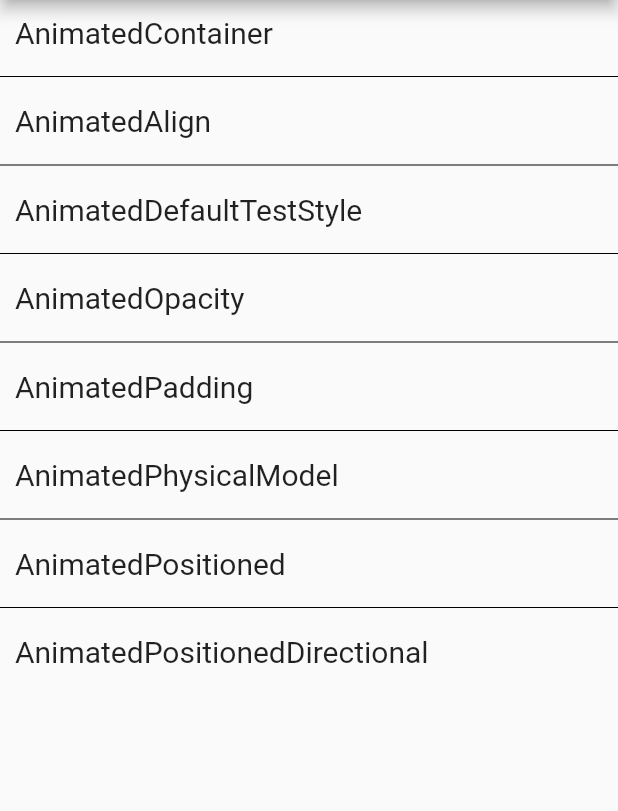
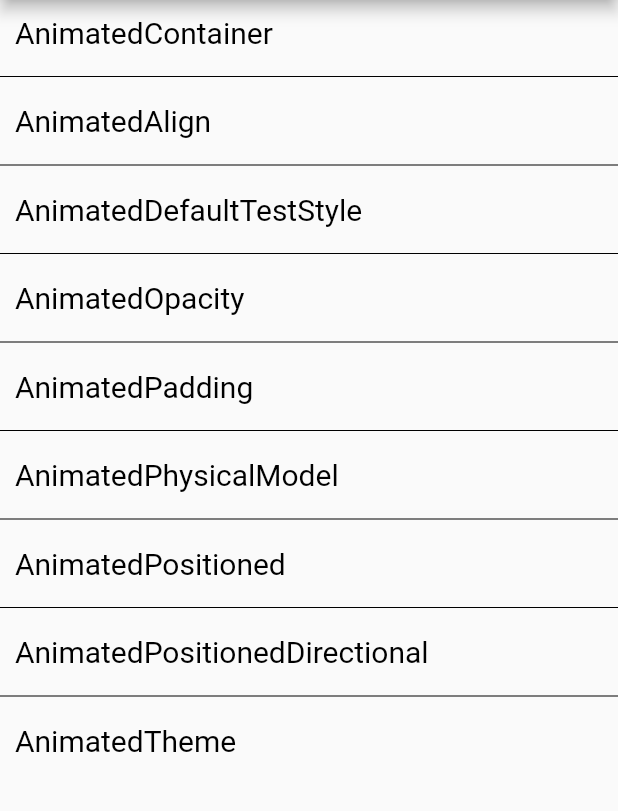
Before and after one commit to tsuruken0802/Flutter-Implicit-Animations-Sample, a Flutter app: the screen it shows after launch, on a phone screen of 412 x 824 dp, the part 84-895 px from its top. Run offline on Flutter 3.47's test engine with Material 2 defaults, Android fonts, the phone set to English and light mode, and no system bars.

Commit message:
create AnimatedTheme sample

```diff
--- a/lib/main.dart
+++ b/lib/main.dart
@@ -7,20 +7,29 @@ import 'package:implicit_animations_sample/screens/animated_padding_screen.dart'
 import 'package:implicit_animations_sample/screens/animated_physical_model_screen.dart';
 import 'package:implicit_animations_sample/screens/animated_positioned_directional.dart';
 import 'package:implicit_animations_sample/screens/animated_positioned_screen.dart';
+import 'package:implicit_animations_sample/screens/animated_theme_screen.dart';
 
 void main() {
   runApp(MyApp());
 }
 
 class MyApp extends StatelessWidget {
+  static final ThemeData _lightTheme = ThemeData(
+      primaryColor: Colors.blue,
+      accentColor: Colors.blue,
+      textTheme: TextTheme(bodyText2: TextStyle(color: Colors.black)));
+
+  static final ThemeData _darkTheme = ThemeData(
+      primaryColor: Colors.blue,
+      accentColor: Colors.black,
+      textTheme: TextTheme(bodyText2: TextStyle(color: Colors.white)));
+
   @override
   Widget build(BuildContext context) {
     return MaterialApp(
       title: '',
-      theme: ThemeData(
-        primarySwatch: Colors.blue,
-        visualDensity: VisualDensity.adaptivePlatformDensity,
-      ),
+      theme: _lightTheme,
+      darkTheme: _darkTheme,
       home: AnimationSampleList(),
     );
   }
@@ -68,6 +77,11 @@ class AnimationSampleList extends StatelessWidget {
           itemName: 'AnimatedPositionedDirectional',
           onPressItem: () {
             this._navigator(context, AnimatedPositionedDirectionalScreen());
+          }),
+      AnimationSampleListItem(
+          itemName: 'AnimatedTheme',
+          onPressItem: () {
+            this._navigator(context, AnimatedThemeScreen());
           }),
     ];
   }
```
Also changed, not shown: lib/screens/animated_theme_screen.dart (added, +42 -0 lines).
